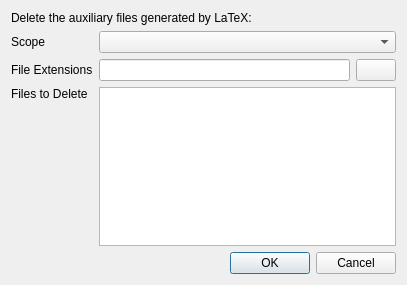
This is cleandialog.ui in texstudio-org/texstudio as Qt 5 draws it before an edit. The edited form follows.
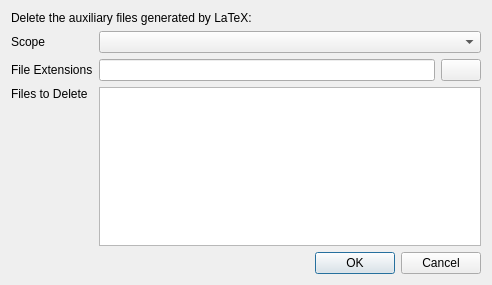
This is the edited form. Icons and pictures are not drawn.

Commit message: add extensions .fdb_latexmk and .fls to clean dialog (these files are generated by latexmk)

The edit to the form file:
```diff
--- a/cleandialog.ui
+++ b/cleandialog.ui
@@ -6,7 +6,7 @@
    <rect>
     <x>0</x>
     <y>0</y>
-    <width>407</width>
+    <width>492</width>
     <height>285</height>
    </rect>
   </property>
```
The commit also changes 1 other file.
